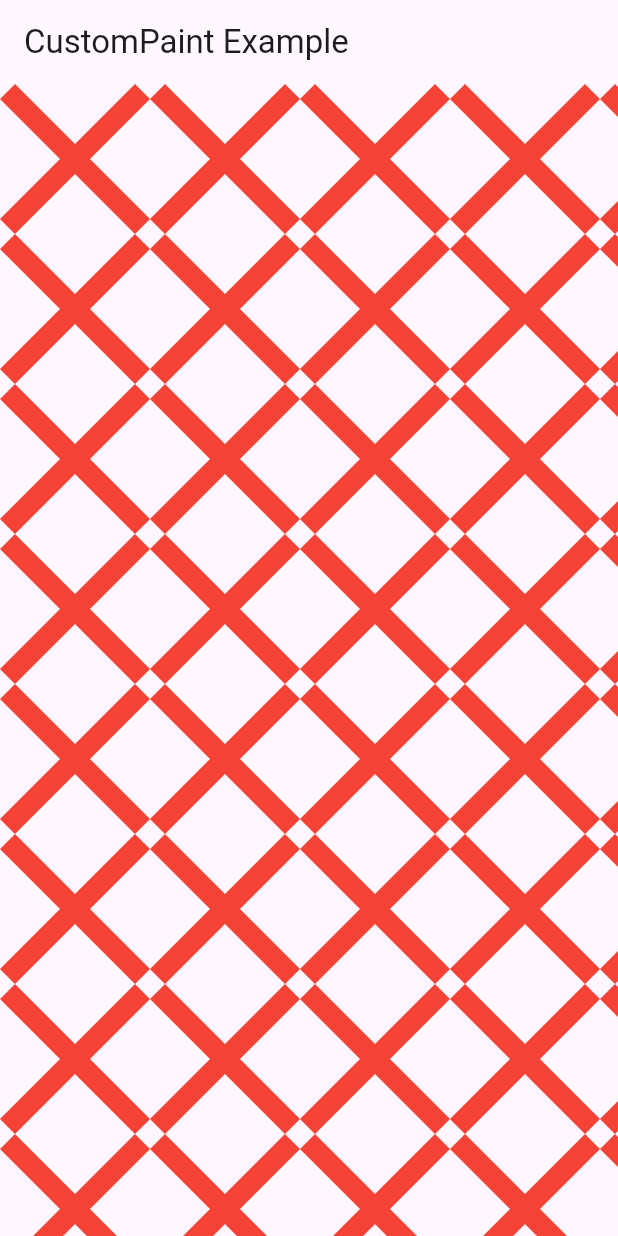
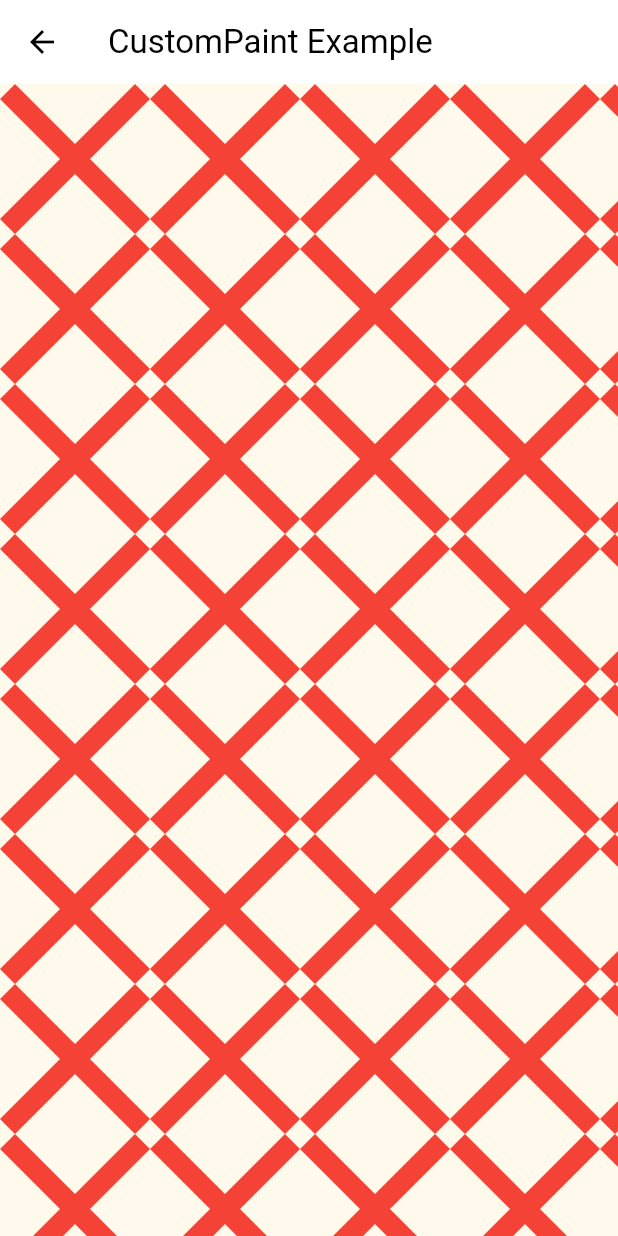
Before and after one commit to nobu74658/guild_hackathon, a Flutter app: the KnittingPatternView screen opened directly, on a phone screen of 412 x 824 dp. Run offline on Flutter 3.47's test engine with Material 3 defaults, Android fonts, the light colour scheme and no system bars; our stand-ins replace flutter_hooks.

Commit message:
feature(Flutter): デザインの設定 #3

```diff
--- /dev/null
+++ b/flutter_client/lib/common/color.dart
@@ -0,0 +1,7 @@
+import 'package:flutter/material.dart';
+
+class AppColor {
+  static const Color white = Color(0XFFFFFFFF);
+  static const Color black = Color(0XFF000000);
+  static const Color background = Color(0XFFfffaeb);
+}
--- /dev/null
+++ b/flutter_client/lib/common/theme.dart
@@ -0,0 +1,13 @@
+import 'package:flutter/material.dart';
+import 'package:knitting/common/color.dart';
+
+class AppTheme {
+  static ThemeData get = ThemeData(
+    useMaterial3: true,
+    scaffoldBackgroundColor: AppColor.background,
+    appBarTheme: const AppBarTheme(
+      backgroundColor: AppColor.white,
+      foregroundColor: AppColor.black,
+    ),
+  );
+}
```
Also changed, not shown: flutter_client/lib/main.dart (+4 -6 lines).
